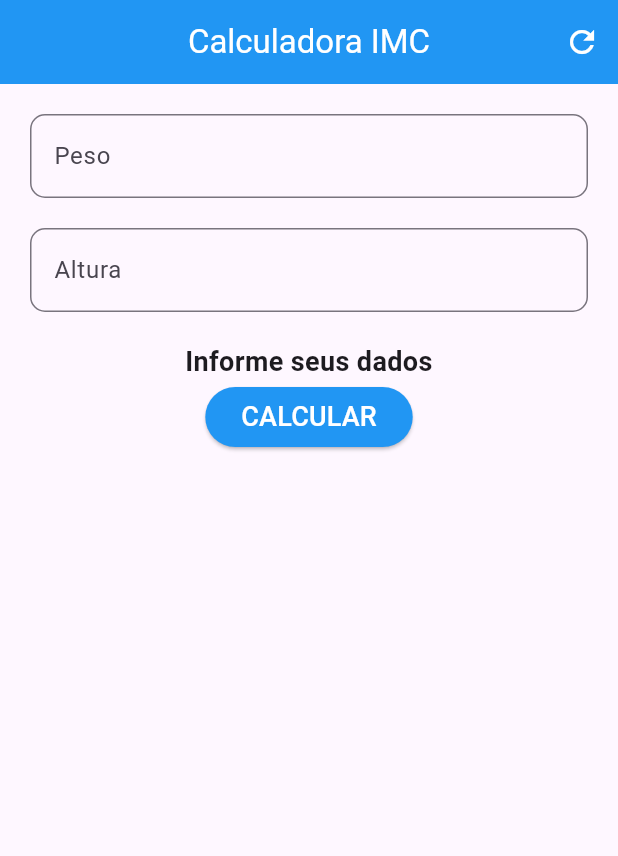
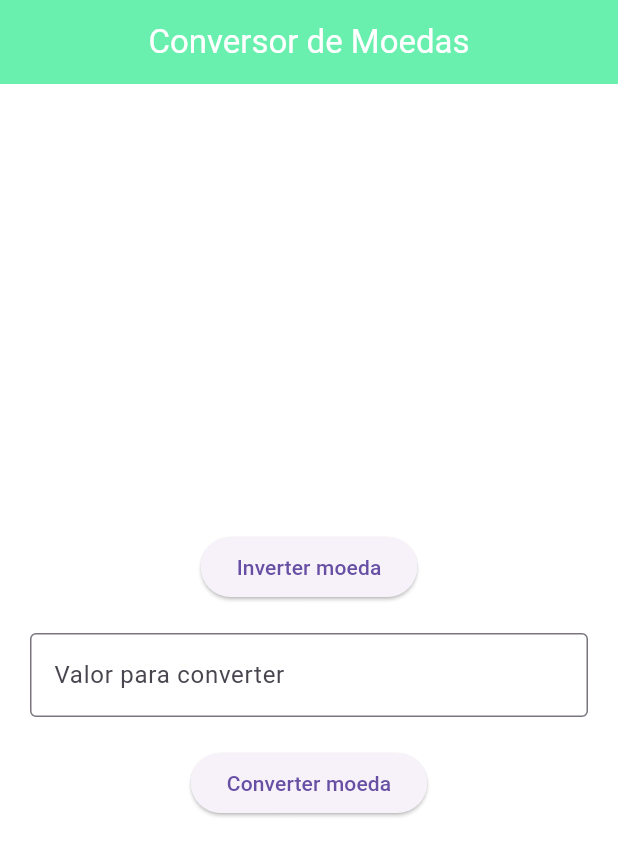
Before and after one commit to diegororiz7/projeto_inicial, a Flutter app: the screen it shows after launch, on a phone screen of 412 x 824 dp. Shown: the top 856 px of the screen. Run offline on Flutter 3.47's test engine with Material 3 defaults, Android fonts, the phone set to English and light mode, and no system bars.

Commit message:
Aula 06/10/2025

```diff
--- a/lib/main.dart
+++ b/lib/main.dart
@@ -1,118 +1,150 @@
-// ignore_for_file: unused_field, prefer_final_fields, unused_element, unused_local_variable, sort_child_properties_last
+// ignore_for_file: depend_on_referenced_packages, unused_import, unused_field, prefer_final_fields, dead_code, empty_catches, unused_local_variable, use_build_context_synchronously, avoid_print, use_full_hex_values_for_flutter_colors
 
 import 'package:flutter/material.dart';
-import 'dart:math';
+import 'package:http/http.dart' as http;
+import 'dart:convert';
 
 void main() {
   runApp(
-    MaterialApp(debugShowCheckedModeBanner: false, home: CalculadoraIMC()),
+    MaterialApp(debugShowCheckedModeBanner: false, home: ConversorMoeda()),
   );
 }
 
-class CalculadoraIMC extends StatefulWidget {
-  const CalculadoraIMC({super.key});
+class ConversorMoeda extends StatefulWidget {
+  const ConversorMoeda({super.key});
 
   @override
-  State<CalculadoraIMC> createState() => _CalculadoraIMCState();
+  State<ConversorMoeda> createState() => _ConversorMoedaState();
 }
 
-class _CalculadoraIMCState extends State<CalculadoraIMC> {
-  final _formKey = GlobalKey<FormState>();
-  final _pesoController = TextEditingController();
-  final _alturaController = TextEditingController();
+class _ConversorMoedaState extends State<ConversorMoeda> {
+  final TextEditingController _controller = TextEditingController();
 
-  String _resultado = 'Informe seus dados';
+  String de = 'USD';
+  String para = 'BRL';
+  double? cotacao;
+  String? resultado;
+  bool carregando = false;
 
-  void _limparCampos() {
-    _pesoController.clear();
-    _alturaController.clear();
+  final List<String> modedas = [
+    'USD',
+    'BRL',
+    'EUR',
+    'ARS',
+    'CAD',
+    'JPY',
+    'BTC',
+  ];
+
+  Future<void> converter() async {
+    final valor = _controller.text;
+    if (valor.isEmpty ||
+        double.tryParse(valor) == null ||
+        double.tryParse(valor)! < 0) {
+      ScaffoldMessenger.of(
+        context,
+      ).showSnackBar(SnackBar(content: Text('Digite um valor válido')));
+      return;
+    }
+
     setState(() {
-      _resultado = 'Informe seus dados';
+      carregando = true;
+      cotacao = null;
+      resultado = null;
+    });
+
+    try {
+      final url = 'https://economia.awesomeapi.com.br/json/last/$de-$para';
+      final response = await http.get(Uri.parse(url));
+
+      if (response.statusCode == 200) {
+        final data = jsonDecode(response.body);
+        final key = '$de$para';
+        final taxa = double.parse(data[key]['bid']);
+
+        final valorConvertido = double.parse(valor) * taxa;
+
+        setState(() {
+          carregando = false;
+          cotacao = taxa;
+          resultado = valorConvertido.toStringAsFixed(2);
+        });
+      } else {
+        throw Exception('Erro na API');
+      }
+    } catch (e) {
+      print('Erro na conversão: $e');
+      ScaffoldMessenger.of(context).showSnackBar(
+        SnackBar(content: Text('Erro ao buscar cotação, tente novamente!')),
+      );
+    } finally {
+      setState(() {
+        carregando = false;
+      });
+    }
+  }
+
+  void inverter() {
+    setState(() {
+      final temp = de;
+      de = para;
+      para = temp;
+      resultado = null;
+      cotacao = null;
     });
   }
 
-  void _calcularImc() {
-    final peso = double.tryParse(_pesoController.text);
-    final altura = double.tryParse(_alturaController.text);
-
-    if (peso == null || altura == null || peso <= 0 || altura <= 0) {
-      setState(() {
-        _resultado = 'Por favor, digite informações válidas';
-      });
-      return;
-    }
-
-    double imc = peso / (pow(altura, 2));
-    String classificacao;
-
-    if (imc < 18.5) {
-      classificacao = 'Baixo peso';
-    } else if (imc < 25) {
-      classificacao = 'Peso normal';
-    } else if (imc < 30) {
-      classificacao = 'Sobrepeso';
-    } else if (imc < 35) {
-      classificacao = 'Obesidade I';
-    } else if (imc < 40) {
-      classificacao = 'Obesidade II';
-    } else {
-      classificacao = 'Obesidade III';
-    }
-
-    setState(() {
-      _resultado =
-          'IMC: ${imc.toStringAsFixed(1)}\nClassificação: $classificacao';
-    });
+  @override
+  void dispose() {
+    _controller.dispose();
+    super.dispose();
   }
 
   @override
   Widget build(BuildContext context) {
     return Scaffold(
+      backgroundColor: Colors.white12,
       appBar: AppBar(
-        title: Text('Calculadora IMC', style: TextStyle(color: Colors.white)),
-        backgroundColor: Colors.blue,
+        title: Text(
+          'Conversor de Moedas',
+          style: TextStyle(color: Colors.white),
+        ),
         centerTitle: true,
-        actions: [
-          IconButton(
-            icon: Icon(Icons.refresh),
-            onPressed: _limparCampos,
-            color: Colors.white,
-          ),
-        ],
+        backgroundColor: Colors.greenAccent,
       ),
-      body: SingleChildScrollView(
-        padding: EdgeInsets.all(20),
-        child: Form(
-          key: _formKey,
+      body: Center(
+        child: SingleChildScrollView(
+          padding: EdgeInsets.all(20),
           child: Column(
-            crossAxisAlignment: CrossAxisAlignment.center,
             children: [
-              _buildCampoTexto(
-                controller: _pesoController,
-                label: 'Peso',
-                error: 'Peso inválido',
-                max: 635,
+              /*buildDropDown('De', de, (val) {
+                setState(() {
+                  de = val!;
+                });
+              }),
+              buildDropDown('Para', para, (val) {
+                setState(() {
+                  para = val!;
+                });
+              }),*/
+              SizedBox(height: 20),
+              ElevatedButton(
+                onPressed: inverter,
+                child: Text('Inverter moeda'),
               ),
               SizedBox(height: 20),
-              _buildCampoTexto(
-                controller: _alturaController,
-                label: 'Altura',
-                error: 'Altura inválida',
-                max: 2.72,
+              TextField(
+                controller: _controller,
+                decoration: InputDecoration(
+                  labelText: 'Valor para converter',
+                  border: OutlineInputBorder(),
+                ),
+                keyboardType: TextInputType.number,
               ),
               SizedBox(height: 20),
-              _buildResultado(),
               ElevatedButton(
-                onPressed: () {
-                  if (_formKey.currentState!.validate()) {
-                    _calcularImc();
-                  }
-                },
-                child: Text(
-                  'CALCULAR',
-                  style: TextStyle(fontSize: 18, color: Colors.white),
-                ),
-                style: ElevatedButton.styleFrom(backgroundColor: Colors.blue),
+                onPressed: converter,
+                child: Text('Converter moeda'),
               ),
             ],
           ),
@@ -120,35 +152,4 @@ class _CalculadoraIMCState extends State<CalculadoraIMC> {
       ),
     );
   }
-
-  Widget _buildCampoTexto({
-    required TextEditingController controller,
-    required String label,
-    required String error,
-    required double max,
-  }) {
-    return TextFormField(
-      controller: controller,
-      keyboardType: TextInputType.number,
-      decoration: InputDecoration(
-        labelText: label,
-        border: OutlineInputBorder(borderRadius: BorderRadius.circular(10)),
-      ),
-      validator: (text) {
-        final value = double.tryParse(text ?? '');
-        if (value == null || value <= 0 || value > max) {
-          return 'Por favor, insira dados válidos';
-        }
-        return null;
-      },
-    );
-  }
-
-  Widget _buildResultado() {
-    return Text(
-      _resultado,
-      style: TextStyle(fontSize: 18, fontWeight: FontWeight.bold),
-      textAlign: TextAlign.center,
-    );
-  }
 }
--- a/pubspec.yaml
+++ b/pubspec.yaml
@@ -35,6 +35,7 @@ dependencies:
   # Use with the CupertinoIcons class for iOS style icons.
   cupertino_icons: ^1.0.8
   intl: ^0.20.2
+  http: ^1.5.0
 
 dev_dependencies:
   flutter_test:
```
Also changed, not shown: lib/app_formulario_imc.dart (added, +154 -0 lines), pubspec.lock.
